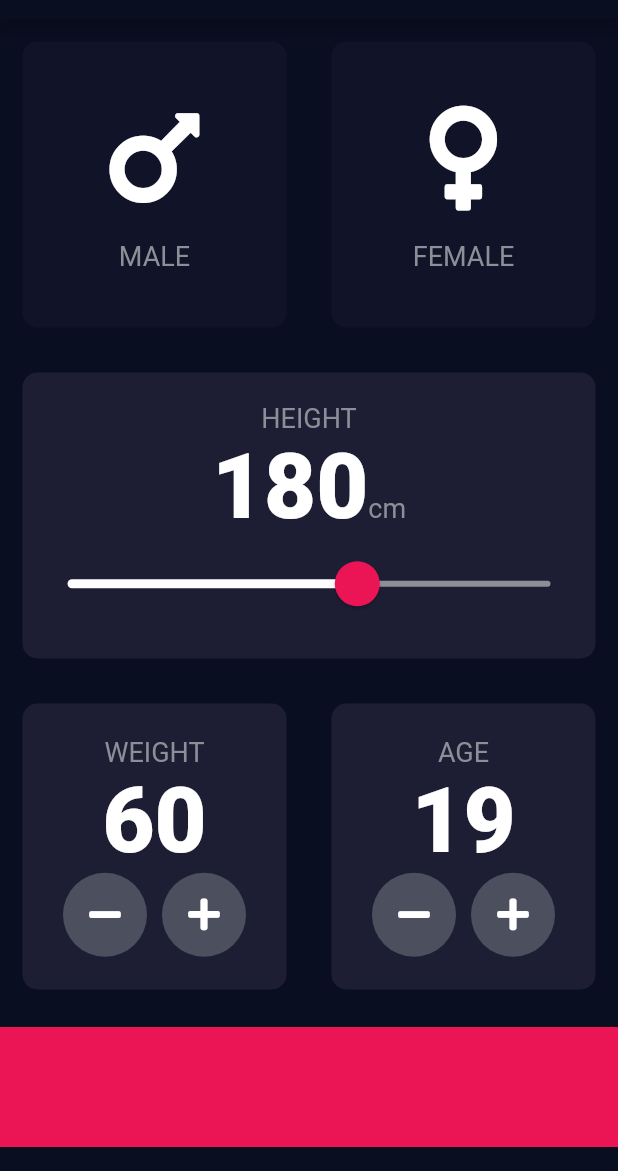
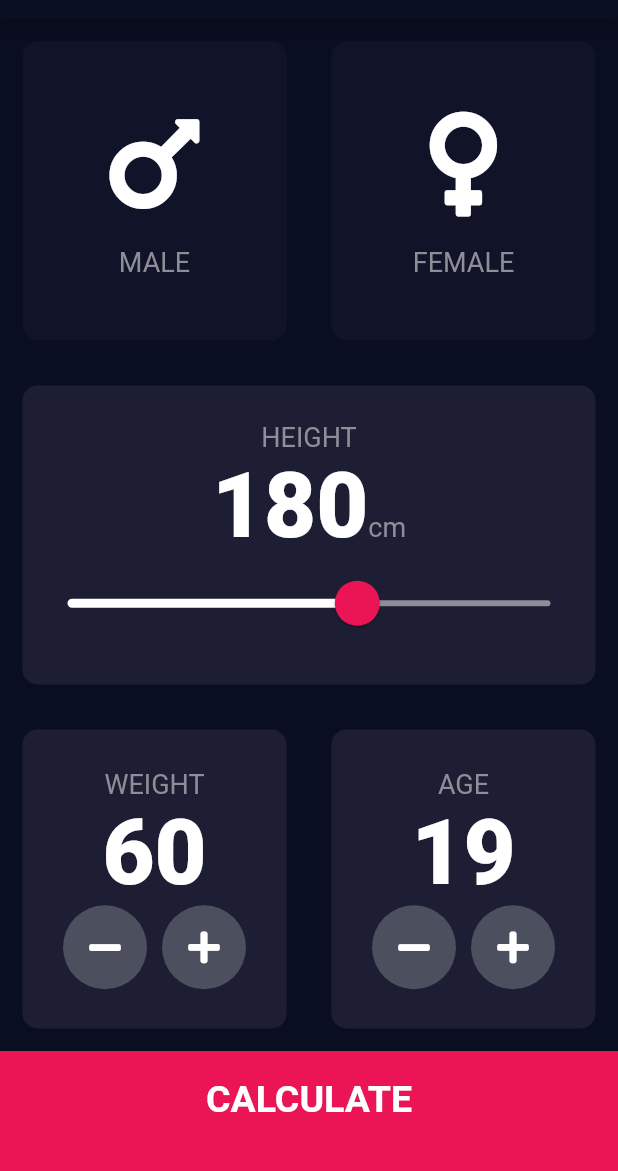
Before and after one commit to limpep/flutter-bmi-calculator, a Flutter app: the screen it shows after launch, on a phone screen of 412 x 824 dp, the part 65-1236 px from its top. Run offline on Flutter 3.47's test engine with Material 2 defaults, Android fonts, the phone set to English and light mode, and no system bars; our stand-ins replace font_awesome_flutter.

```diff
--- a/lib/constants.dart
+++ b/lib/constants.dart
@@ -14,3 +14,8 @@ const kNumberTextStyle = TextStyle(
   fontSize: 60.0,
   fontWeight: FontWeight.w900,
 );
+
+const kLargeButtonTextStyle = TextStyle(
+  fontSize: 25.0,
+  fontWeight: FontWeight.bold,
+);
--- a/lib/input_page.dart
+++ b/lib/input_page.dart
@@ -201,11 +201,22 @@ class _InputPageState extends State<InputPage> {
               ],
             ),
           ),
-          Container(
-            color: kBottomContainerColour,
-            margin: EdgeInsets.only(top: 10.0, bottom: 16.0),
-            width: double.infinity,
-            height: kBottomContainerHeight,
+          GestureDetector(
+            onTap: () {
+              Navigator.pushNamed(context, '/result');
+            },
+            child: Container(
+              child: Center(
+                child: Text(
+                  'CALCULATE',
+                  style: kLargeButtonTextStyle,
+                ),
+              ),
+              color: kBottomContainerColour,
+              padding: EdgeInsets.only(bottom: 16.0),
+              width: double.infinity,
+              height: kBottomContainerHeight,
+            ),
           )
         ],
       ),
--- a/lib/main.dart
+++ b/lib/main.dart
@@ -1,3 +1,4 @@
+import 'package:bmi_calculator/results_page.dart';
 import 'package:flutter/material.dart';
 
 import 'input_page.dart';
@@ -13,6 +14,9 @@ class BMICalculator extends StatelessWidget {
         primaryColor: Color(0xFF0A0E21),
       ),
       home: InputPage(),
+      routes: {
+        '/result': (context) => ResultPage(),
+      },
     );
   }
 }
```
Also changed, not shown: lib/results_page.dart (added, +13 -0 lines).
